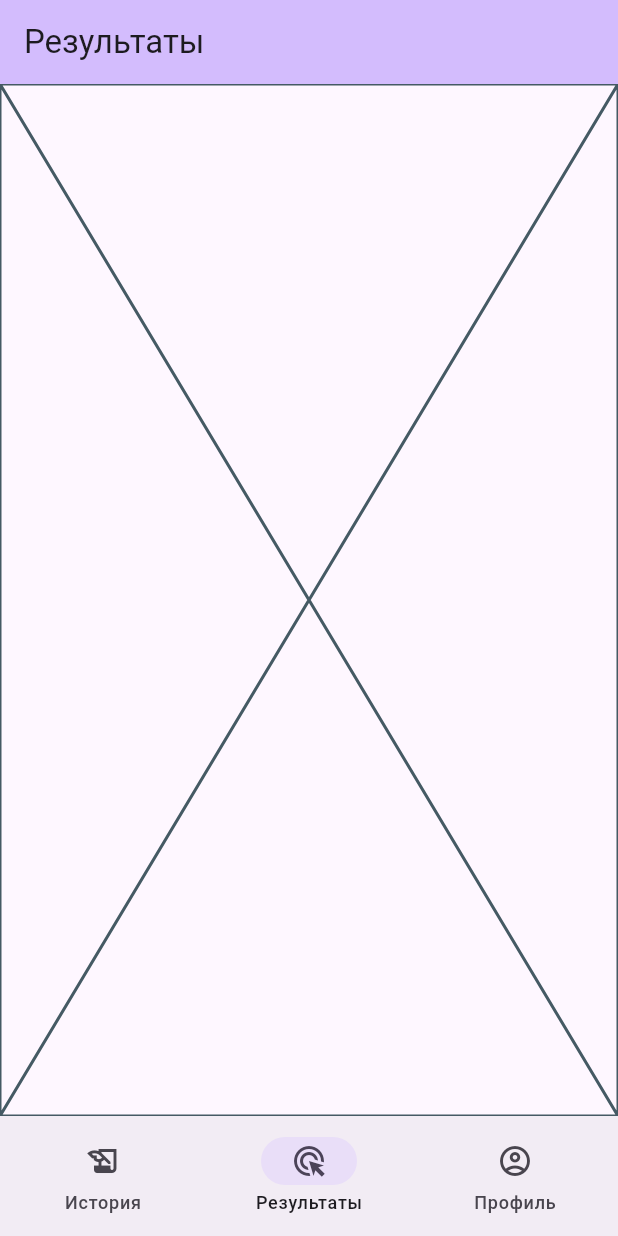
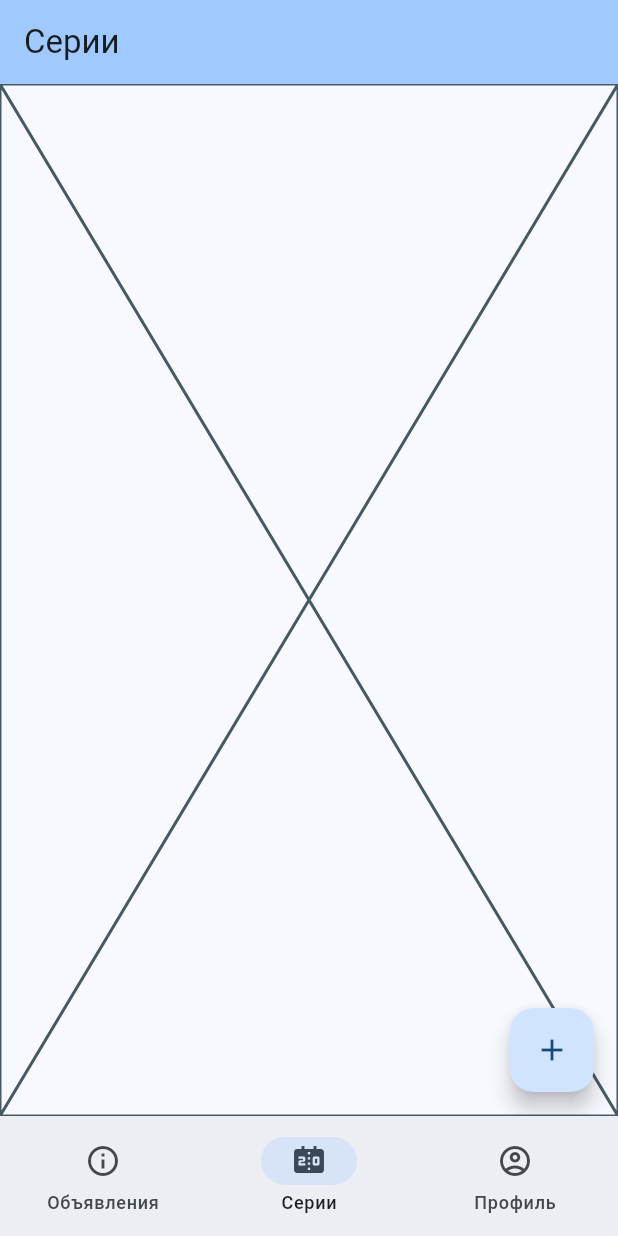
Before and after one commit to Glaz0k/archery-competitions-app, a Flutter app: the screen it shows after launch, on a phone screen of 412 x 824 dp. Run offline on Flutter 3.47's test engine with Material 3 defaults, Android fonts, the phone set to English and light mode, and no system bars.

Commit message:
Renamed main pages and added random half-baked features along the way

```diff
--- a/frontend/mobile_app/lib/main.dart
+++ b/frontend/mobile_app/lib/main.dart
@@ -1,12 +1,15 @@
 import 'package:flutter/material.dart';
-import 'package:mobile_app/page/history_page.dart';
+import 'package:mobile_app/page/competition_page.dart';
 import 'package:mobile_app/page/profile_page.dart';
-import 'package:mobile_app/page/series_input_page.dart';
+import 'package:mobile_app/page/series_page.dart';
 
 void main() => runApp(
   MaterialApp(
     theme: ThemeData(
-      colorScheme: ColorScheme.fromSeed(seedColor: Colors.deepPurple),
+      colorScheme: ColorScheme.fromSeed(
+        seedColor: Colors.blue,
+        secondary: Colors.red,
+      ),
     ),
     home: Onion(),
   ),
@@ -22,14 +25,14 @@ class Onion extends StatefulWidget {
 class _OnionState extends State<Onion> {
   static const List<NavigationDestination> _destinations = [
     NavigationDestination(
-      selectedIcon: Icon(Icons.history_edu),
-      icon: Icon(Icons.history_edu_outlined),
-      label: 'История',
+      selectedIcon: Icon(Icons.info),
+      icon: Icon(Icons.info_outline),
+      label: 'Объявления',
     ),
     NavigationDestination(
-      selectedIcon: Icon(Icons.ads_click),
-      icon: Icon(Icons.ads_click_outlined),
-      label: 'Результаты',
+      selectedIcon: Icon(Icons.scoreboard),
+      icon: Icon(Icons.scoreboard_outlined),
+      label: 'Серии',
     ),
     NavigationDestination(
       selectedIcon: Icon(Icons.account_circle),
@@ -43,7 +46,7 @@ class _OnionState extends State<Onion> {
   @override
   void initState() {
     super.initState();
-    _mainPages = [HistoryPage(), SeriesInputPage(), ProfilePage()];
+    _mainPages = [CompetitionPage(), SeriesPage(), ProfilePage()];
   }
 
   @override
--- /dev/null
+++ b/frontend/mobile_app/lib/model/series.dart
@@ -0,0 +1,5 @@
+class Series {
+  void add(int result) => results.add(result);
+  int get length => results.length;
+  List<int> results = [];
+}
--- a/frontend/mobile_app/lib/page/series_input_page.dart
+++ /dev/null
@@ -1,28 +0,0 @@
-import 'package:flutter/material.dart';
-
-class SeriesInputPage extends StatefulWidget {
-  const SeriesInputPage({super.key});
-
-  final String title = 'Результаты';
-
-  @override
-  State<SeriesInputPage> createState() => _SeriesInputPageState();
-}
-
-class _SeriesInputPageState extends State<SeriesInputPage> {
-  @override
-  Widget build(BuildContext context) {
-    return Scaffold(
-      appBar: AppBar(
-        backgroundColor: Theme.of(context).colorScheme.inversePrimary,
-        title: Text(widget.title),
-      ),
-      body: Placeholder(),
-      //floatingActionButton: FloatingActionButton(
-      //  onPressed: _incrementCounter,
-      //  tooltip: 'Increment',
-      //  child: const Icon(Icons.add),
-      //),
-    );
-  }
-}
--- /dev/null
+++ b/frontend/mobile_app/lib/page/series_page.dart
@@ -0,0 +1,37 @@
+import 'package:flutter/material.dart';
+import 'package:mobile_app/model/series.dart';
+
+class SeriesPage extends StatefulWidget {
+  const SeriesPage({super.key});
+
+  final String title = 'Серии';
+
+  @override
+  State<SeriesPage> createState() => _SeriesPageState();
+}
+
+class _SeriesPageState extends State<SeriesPage> {
+  final List<Series> results = [Series()];
+  @override
+  Widget build(BuildContext context) {
+    return Scaffold(
+      appBar: AppBar(
+        backgroundColor: Theme.of(context).colorScheme.inversePrimary,
+        title: Text(widget.title),
+      ),
+      body: Placeholder(),
+      floatingActionButton: FloatingActionButton(
+        onPressed: _addNewSeries,
+        tooltip: 'Increment',
+        child: const Icon(Icons.add),
+      ),
+    );
+  }
+  void _addNewSeries() => setState(() {
+    if (results.last.length > 5) {
+      results.add(Series());
+    } else {
+     // int? newResult = _showNumberPicker();
+    }
+  });
+}
```
Also changed, not shown: frontend/mobile_app/lib/page/competition_page.dart (+21 -4 lines), frontend/mobile_app/lib/page/history_page.dart (+1 -8 lines).
